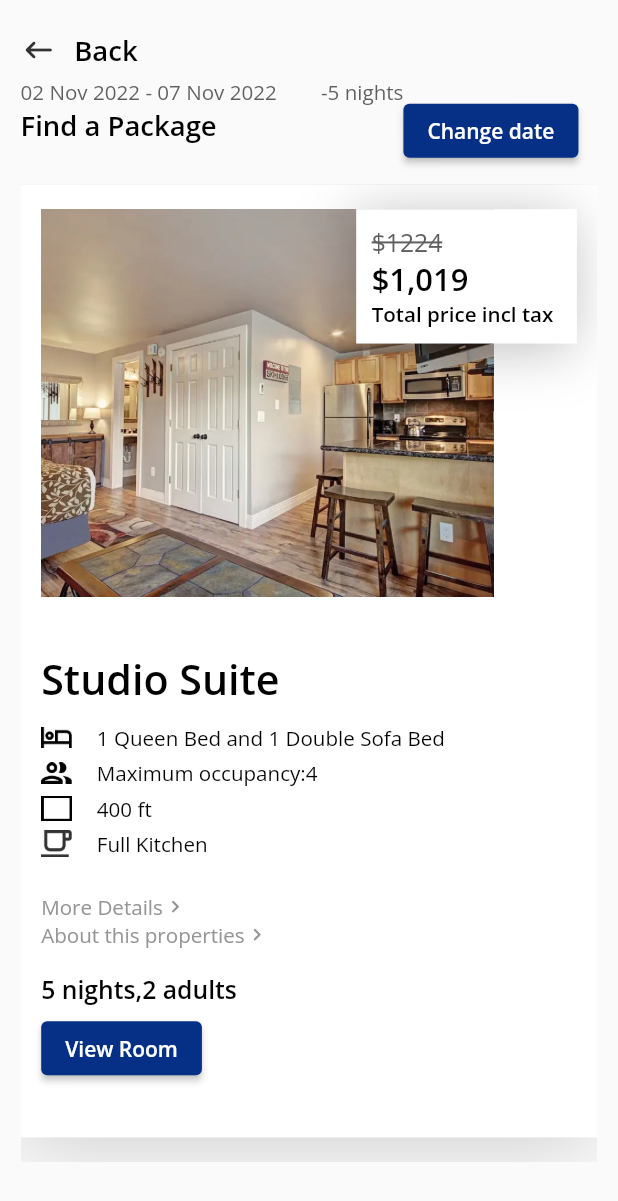
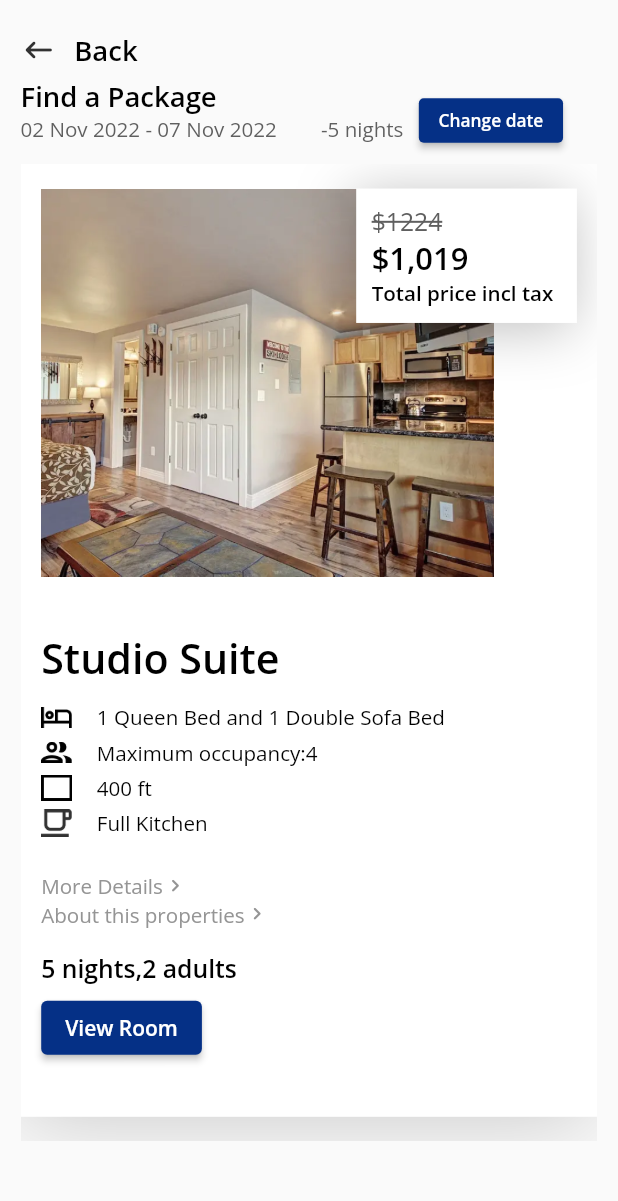
Before and after one commit to panchaniurvisha/model_practise, a Flutter app: the screen it shows after launch, on a phone screen of 412 x 824 dp. Shown: the top 1201 px of the screen. Run offline on Flutter 3.47's test engine with Material 2 defaults, Android fonts, the phone set to English and light mode, and no system bars.

Commit message:
8/5/2023

```diff
--- a/lib/view/home/first_screen_practise.dart
+++ b/lib/view/home/first_screen_practise.dart
@@ -56,7 +56,18 @@ class _FirstScreenPractiseState extends State<FirstScreenPractise> {
                   Column(
                     crossAxisAlignment: CrossAxisAlignment.start,
                     children: [
-                      Row(
+                      Text(
+                        AppString.name,
+                        style: TextStyle(
+                          color: AppColors.blackColor,
+                          fontSize: height / 45,
+                          fontFamily: "Open Sans",
+                          fontWeight: FontWeight.w600,
+                        ),
+                      ),
+                      Padding(
+                        padding: EdgeInsets.only(bottom: height / 60),
+                        child: Row(
                           children: [
                             Text(
                               AppString.date,
@@ -81,23 +92,12 @@ class _FirstScreenPractiseState extends State<FirstScreenPractise> {
                             ),
                           ],
                         ),
-                      Padding(
-                        padding: EdgeInsets.only(
-                          bottom: height / 30,
-                        ),
-                        child: Text(
-                          AppString.name,
-                          style: TextStyle(
-                            color: AppColors.blackColor,
-                            fontSize: height / 45,
-                            fontFamily: "Open Sans",
-                            fontWeight: FontWeight.w600,
-                          ),
-                        ),
                       ),
                     ],
                   ),
-                  ElevatedButton(
+                  Transform.scale(
+                    scale: height / 1000,
+                    child: ElevatedButton(
                       onPressed: () {
                         debugPrint("pressed");
                       },
@@ -109,6 +109,7 @@ class _FirstScreenPractiseState extends State<FirstScreenPractise> {
                             fontFamily: "Open Sans",
                             fontWeight: FontWeight.w600,
                           )),
+                    ),
                   ),
                 ],
               ),
@@ -147,7 +148,7 @@ class _FirstScreenPractiseState extends State<FirstScreenPractise> {
                                 "${userModel.roomList![index].image}",
                               ),
                               Transform.translate(
-                                offset: Offset(55, 0),
+                                offset: const Offset(55, 0),
                                 child: Container(
                                   padding: EdgeInsets.all(height / 80),
                                   width: width / 2.8,
```
Lines whose indentation alone changed are shown as unchanged.
